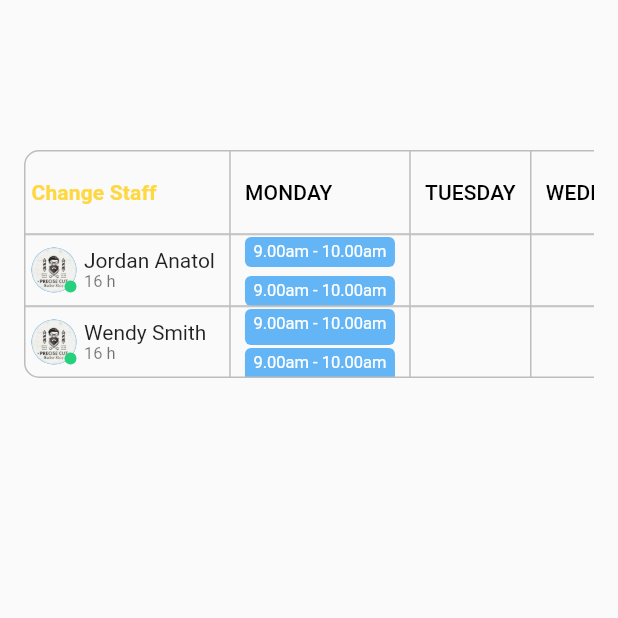
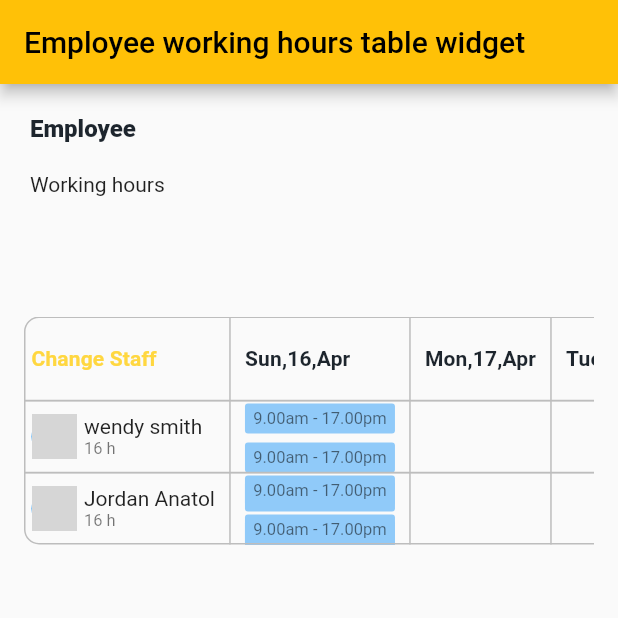
Before and after one commit to sirkev/flutter_data_tables, a Flutter app: the screen it shows after launch, on a phone screen of 412 x 824 dp, the top half of it. Run offline on Flutter 3.47's test engine with Material 2 defaults, Android fonts, the light colour scheme and no system bars; network calls fail; grey boxes are pictures that could not be loaded.

Commit message:
formatted day columns

```diff
--- a/lib/data/data.dart
+++ b/lib/data/data.dart
@@ -1,3 +1,5 @@
+import 'package:intl/intl.dart';
+
 List<String> days = [
   'Monday',
   'Tuesday',
@@ -6,6 +8,10 @@ List<String> days = [
   'Friday',
   'Saturday',
   'Sunday',
+];
+List<String> workingHours = [
+  '9.00am - 17.00pm',
+  '18:00am - 22:00pm',
 ];
 List<String> staff = [
   'Staff 1',
@@ -34,6 +40,74 @@ List<DateTime> dates = [
 
 Map<String, dynamic> getEmployees() {
   return {
-    // "employees": {"count": 3, "l"}
+    "employees": [
+      {
+        "name": 'wendy smith',
+        "avatarUrl": "https://38m73l2s.twic.pics/barber.png?twic=v1/resize=400",
+        "workingHours": {
+          '2023-04-16': [
+            '10:00 - 14:00',
+            '17:00 - 22:00',
+            '17:00 - 22:00',
+            '17:00 - 22:00',
+            '17:00 - 22:00',
+            '17:00 - 22:00',
+            '17:00 - 22:00',
+          ],
+          '2023-04-17': ['09:00 - 17:00'],
+          '2023-04-18': ['09:00 - 17:00'],
+          '2023-04-19': ['09:00 - 17:00'],
+          '2023-04-20': ['09:00 - 17:00'],
+          '2023-04-21': ['09:00 - 17:00'],
+          '2023-04-22': ['09:00 - 17:00'],
+        },
+      },
+      {
+        "name": 'Jordan Anatol',
+        "avatarUrl": "https://38m73l2s.twic.pics/barber.png?twic=v1/resize=400",
+        "workingHours": {
+          '16-04-2023': [
+            '10:00 - 14:00',
+            '17:00 - 22:00',
+            '17:00 - 22:00',
+            '17:00 - 22:00',
+            '17:00 - 22:00',
+            '17:00 - 22:00',
+            '17:00 - 22:00',
+          ],
+          '17-04-2023': ['09:00 - 17:00'],
+          '18-04-2023': ['09:00 - 17:00'],
+          '19-04-2023': ['09:00 - 17:00'],
+          '20-04-2023': ['09:00 - 17:00'],
+          '21-04-2023': ['09:00 - 17:00'],
+          '22-04-2023': ['09:00 - 17:00'],
+        },
+      },
+    ]
   };
 }
+
+DateTime parseDate(String date) {
+  DateTime parsedDate = DateTime.parse(date);
+  print("${parsedDate.weekday} ${parsedDate.month} ${parsedDate.year}");
+  return parsedDate;
+}
+
+String getWeekdayFromDate(DateTime workingDays) {
+  String dateFormat = DateFormat('EEE,d,MMM').format(workingDays);
+  print(dateFormat);
+  return dateFormat;
+}
+
+void getWorkingDays(Map<String, dynamic> workingHours) {
+  workingHours.forEach((key, value) {
+    String reversedKey = reverseDateFormats(key);
+    DateTime parsedKeys = parseDate(reversedKey);
+    print(parsedKeys);
+  });
+}
+
+String reverseDateFormats(String date) {
+  date.split('').reversed.join('');
+  return date;
+}
--- a/lib/main.dart
+++ b/lib/main.dart
@@ -1,5 +1,6 @@
 import 'package:flutter/material.dart';
 
+import 'data/data.dart';
 import 'pages/home_page.dart';
 
 void main() {
@@ -11,12 +12,13 @@ class MyApp extends StatelessWidget {
 
   @override
   Widget build(BuildContext context) {
+    getWeekdayFromDate(parseDate("2021-10-01"));
     return MaterialApp(
       title: 'Flutter Demo',
       theme: ThemeData(
         primarySwatch: Colors.amber,
       ),
-      home: const HomePage(title: 'Flutter Demo Home Page'),
+      home: const HomePage(title: 'Employee working hours table widget'),
     );
   }
 }
--- a/lib/pages/home_page.dart
+++ b/lib/pages/home_page.dart
@@ -17,18 +17,43 @@ class HomePage extends StatefulWidget {
 class _HomePageState extends State<HomePage> {
   late ScrollController _verticalScrollController;
   late ScrollController _horizontalScrollController;
+  late List<Map<String, dynamic>> _employees;
+  late List<String> workingDays;
   @override
   void initState() {
     super.initState();
     _verticalScrollController = ScrollController();
     _horizontalScrollController = ScrollController();
+    var result = getEmployees();
+    _employees = result["employees"];
+    getWorkingDays(_employees[0]["workingHours"]);
   }
 
   @override
   Widget build(BuildContext context) {
     return Scaffold(
-      body: Container(
-        margin: const EdgeInsets.symmetric(vertical: 100, horizontal: 16),
+      appBar: AppBar(
+        title: Text(widget.title),
+      ),
+      body: Column(
+        crossAxisAlignment: CrossAxisAlignment.start,
+        children: [
+          const Padding(
+            padding: EdgeInsets.symmetric(vertical: 20, horizontal: 20),
+            child: Text(
+              'Employee',
+              style: TextStyle(
+                  color: Color(0xff1d252d),
+                  fontWeight: FontWeight.w900,
+                  fontSize: 16),
+            ),
+          ),
+          Padding(
+            padding: const EdgeInsets.symmetric(horizontal: 20),
+            child: Text('Working hours'),
+          ),
+          Container(
+            margin: const EdgeInsets.symmetric(vertical: 80, horizontal: 16),
             height: 200,
             child: Scrollbar(
               controller: _verticalScrollController,
@@ -47,13 +72,16 @@ class _HomePageState extends State<HomePage> {
                           border: TableBorder.all(
                               color: Colors.grey[400] as Color,
                               borderRadius: BorderRadius.circular(10)),
-                      columns: _getDayColumns(),
+                          columns:
+                              _getDayColumns(_employees[0]["workingHours"]),
                           rows: _getEmployeeRows()),
                     ),
                   ),
                 ),
               ),
             ),
+          ),
+        ],
       ),
     );
   }
@@ -67,13 +95,13 @@ class _HomePageState extends State<HomePage> {
   }
 
   List<DataRow> _getEmployeeRows() {
-    List<DataRow> rows = [];
-    for (String staff in staffNames) {
-      rows.add(DataRow(cells: [
+    List<DataRow> rows = List.generate(
+        _employees.length,
+        (index) => DataRow(cells: [
               DataCell(StaffCell(
-          name: staff,
-          id: '',
-          imageUrl: 'lib/assets/images/barber_shop.png',
+                name: _employees[index]["name"],
+                id: '${_employees[index]}',
+                imageUrl: '${_employees[index]["avatarUrl"]}',
                 isWorking: Random().nextBool(),
                 hours: '16 h',
               )),
@@ -85,26 +113,28 @@ class _HomePageState extends State<HomePage> {
               DataCell(Text('')),
               DataCell(Text('')),
             ]));
-    }
 
     return rows;
   }
 
-  List<DataColumn> _getDayColumns() {
+  List<DataColumn> _getDayColumns(Map<String, dynamic> workingHours) {
     List<DataColumn> columns = [];
-    columns.add(
-      DataColumn(
-          label: Text(
-        'Change Staff',
-        style:
-            TextStyle(color: Colors.amberAccent, fontWeight: FontWeight.w700),
-      )),
-    );
-    for (String day in days) {
-      columns.add(
-        DataColumn(label: Text(day.toUpperCase())),
-      );
-    }
+    columns.add(const DataColumn(
+        label: Text('Change Staff',
+            style: TextStyle(
+                color: Colors.amberAccent, fontWeight: FontWeight.w700))));
+    workingHours.forEach((key, value) {
+      String reversedKey = reverseDateFormats(key);
+      DateTime parsedKeys = parseDate(reversedKey);
+      print(parsedKeys);
+      columns.add(DataColumn(
+          label: Center(
+        child: Text(getWeekdayFromDate(parsedKeys),
+            style: const TextStyle(
+                color: Color(0xff1d252d), fontWeight: FontWeight.w700)),
+      )));
+    });
+
     print('${columns.length}');
 
     return columns;
--- a/lib/widgets/appointment_cell.dart
+++ b/lib/widgets/appointment_cell.dart
@@ -1,4 +1,7 @@
+import 'dart:math';
+
 import 'package:flutter/material.dart';
+import 'package:flutter_data_tables/data/data.dart';
 
 class AppointmentCell extends StatefulWidget {
   const AppointmentCell({Key? key}) : super(key: key);
@@ -22,13 +25,13 @@ class _AppointmentCellState extends State<AppointmentCell> {
                 width: 100,
                 margin: const EdgeInsets.only(bottom: 4, top: 2),
                 decoration: BoxDecoration(
-                    color: Colors.blue[300],
-                    borderRadius: BorderRadius.circular(4)),
-                child: const Center(
+                    color: Colors.blue[200],
+                    borderRadius: BorderRadius.circular(2)),
+                child: Center(
                     child: Text(
-                  '9.00am - 10.00am',
-                  style: TextStyle(
-                      color: Colors.white,
+                  workingHours[Random().nextInt(workingHours.length)],
+                  style: const TextStyle(
+                      color: Colors.black54,
                       fontWeight: FontWeight.w400,
                       fontSize: 11),
                 ))),
--- a/lib/widgets/appointment_cell_v2.dart
+++ b/lib/widgets/appointment_cell_v2.dart
@@ -11,8 +11,8 @@ class AppointmentCellV2 extends StatelessWidget {
         child: GridView.builder(
             itemCount: 2,
             //  scrollDirection: Axis.horizontal,
-            gridDelegate:
-                SliverGridDelegateWithFixedCrossAxisCount(crossAxisCount: 2),
+            gridDelegate: const SliverGridDelegateWithFixedCrossAxisCount(
+                crossAxisCount: 2),
             itemBuilder: (context, index) {
               return SizedBox(
                 height: 25,
@@ -22,7 +22,7 @@ class AppointmentCellV2 extends StatelessWidget {
                     margin:
                         const EdgeInsets.symmetric(vertical: 4, horizontal: 4),
                     decoration: BoxDecoration(
-                        color: Colors.blue[300],
+                        color: Colors.amberAccent,
                         borderRadius: BorderRadius.circular(4)),
                     child: const Center(
                         child: Text(
--- a/lib/widgets/staff_cell.dart
+++ b/lib/widgets/staff_cell.dart
@@ -33,7 +33,7 @@ class _StaffCellState extends State<StaffCell> {
                 color: Colors.blue,
                 shape: BoxShape.circle,
                 image: DecorationImage(
-                  image: AssetImage(widget.imageUrl),
+                  image: NetworkImage(widget.imageUrl),
                   fit: BoxFit.cover,
                 ),
               ),
@@ -45,7 +45,7 @@ class _StaffCellState extends State<StaffCell> {
                     child: Container(
                       height: 8,
                       width: 8,
-                      decoration: BoxDecoration(
+                      decoration: const BoxDecoration(
                         color: Color(0xff26d07c),
                         shape: BoxShape.circle,
                       ),
--- a/pubspec.yaml
+++ b/pubspec.yaml
@@ -35,6 +35,7 @@ dependencies:
   # The following adds the Cupertino Icons font to your application.
   # Use with the CupertinoIcons class for iOS style icons.
   cupertino_icons: ^1.0.2
+  intl: ^0.18.1
 
 dev_dependencies:
   flutter_test:
```
Also changed, not shown: pubspec.lock. Lines whose indentation alone changed are shown as unchanged.
